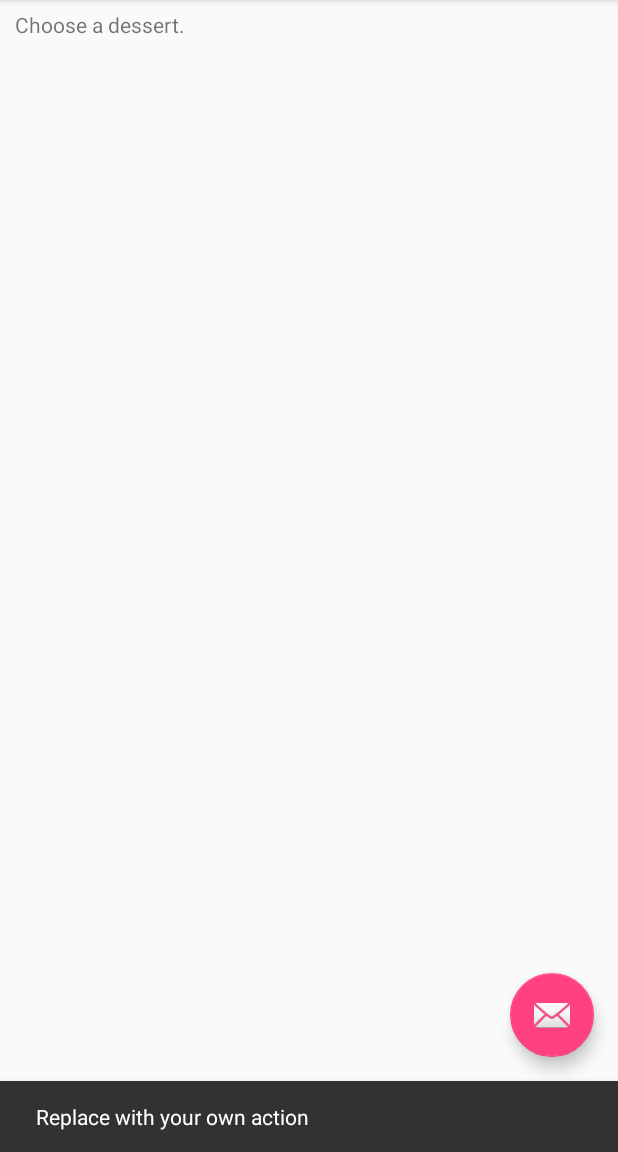
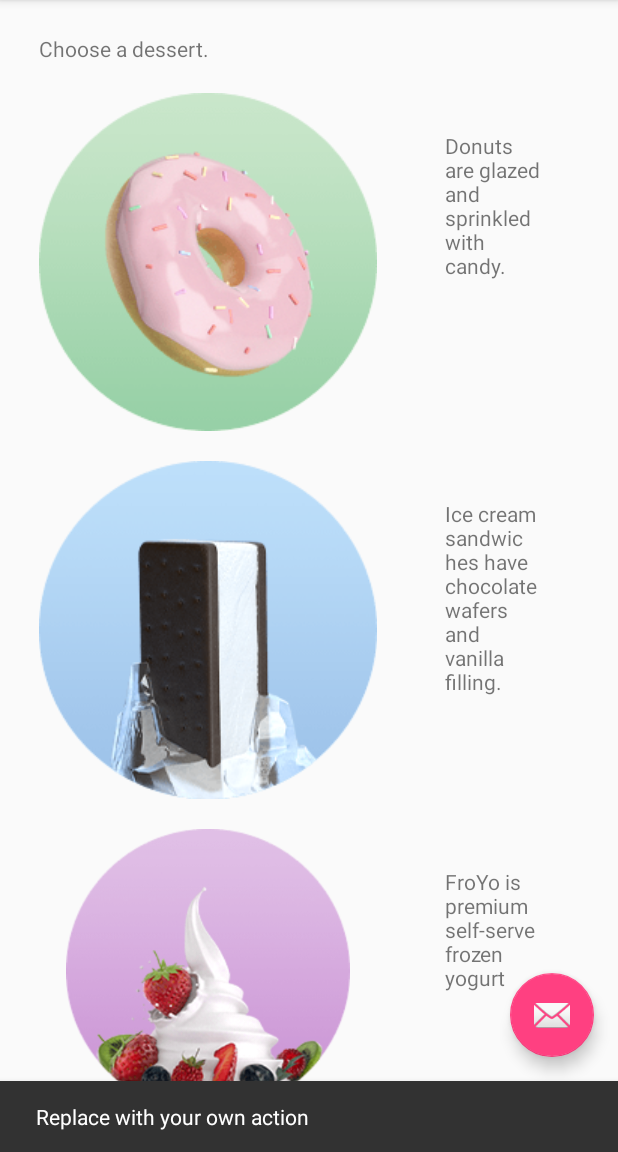
Before and after one commit to SonyaMoisset/DroidCafe_ANDROID, an Android app: the screen it shows after launch (MainActivity), after a tap on an icon or button, on a phone screen of 412 x 824 dp, the part 84-1236 px from its top. Run offline under Robolectric (Android 15) with nearby library versions, the phone set to English and light mode, and no system bars.

Commit message:
Adding desserts

```diff
--- a/app/src/main/res/layout/content_main.xml
+++ b/app/src/main/res/layout/content_main.xml
@@ -4,6 +4,10 @@
     xmlns:tools="http://schemas.android.com/tools"
     android:layout_width="match_parent"
     android:layout_height="match_parent"
+    android:paddingBottom="@dimen/activity_vertical_margin"
+    android:paddingLeft="@dimen/activity_horizontal_margin"
+    android:paddingRight="@dimen/activity_horizontal_margin"
+    android:paddingTop="@dimen/activity_vertical_margin"
     tools:context="com.example.android.droidcafe.MainActivity"
     tools:showIn="@layout/activity_main">
 
@@ -23,4 +27,55 @@
         android:padding="@dimen/padding_regular"
         android:text="@string/choose_a_dessert"/>
 
+    <ImageView
+        android:id="@+id/donut"
+        android:layout_width="wrap_content"
+        android:layout_height="wrap_content"
+        android:layout_below="@id/choose_dessert"
+        android:contentDescription="@string/donuts"
+        android:padding="@dimen/padding_regular"
+        android:src="@drawable/donut_circle"/>
+
+    <TextView
+        android:layout_width="wrap_content"
+        android:layout_height="wrap_content"
+        android:layout_below="@id/choose_dessert"
+        android:layout_toRightOf="@id/donut"
+        android:padding="@dimen/padding_wide"
+        android:text="@string/donuts"/>
+
+    <ImageView
+        android:id="@+id/ice_cream"
+        android:layout_width="wrap_content"
+        android:layout_height="wrap_content"
+        android:layout_below="@id/donut"
+        android:contentDescription="@string/ice_cream_sandwiches"
+        android:padding="@dimen/padding_regular"
+        android:src="@drawable/icecream_circle"/>
+
+    <TextView
+        android:layout_width="wrap_content"
+        android:layout_height="wrap_content"
+        android:layout_below="@id/donut"
+        android:layout_toRightOf="@id/ice_cream"
+        android:padding="@dimen/padding_wide"
+        android:text="@string/ice_cream_sandwiches"/>
+
+    <ImageView
+        android:id="@+id/froyo"
+        android:layout_width="wrap_content"
+        android:layout_height="wrap_content"
+        android:layout_below="@id/ice_cream"
+        android:contentDescription="@string/froyo"
+        android:padding="@dimen/padding_regular"
+        android:src="@drawable/froyo_circle"/>
+
+    <TextView
+        android:layout_width="wrap_content"
+        android:layout_height="wrap_content"
+        android:layout_below="@id/ice_cream"
+        android:layout_toRightOf="@id/froyo"
+        android:padding="@dimen/padding_wide"
+        android:text="@string/froyo"/>
+
 </RelativeLayout>
--- a/app/src/main/res/values/dimens.xml
+++ b/app/src/main/res/values/dimens.xml
@@ -2,4 +2,7 @@
     <dimen name="fab_margin">16dp</dimen>
     <dimen name="padding_regular">10dp</dimen>
     <dimen name="text_heading">24sp</dimen>
+    <dimen name="padding_wide">35dp</dimen>
+    <dimen name="activity_vertical_margin">16dp</dimen>
+    <dimen name="activity_horizontal_margin">16dp</dimen>
 </resources>
--- a/app/src/main/res/values/strings.xml
+++ b/app/src/main/res/values/strings.xml
@@ -3,4 +3,7 @@
     <string name="action_settings">Settings</string>
     <string name="intro_text">Droid Desserts</string>
     <string name="choose_a_dessert">Choose a dessert.</string>
+    <string name="donuts">Donuts are glazed and sprinkled with candy.</string>
+    <string name="ice_cream_sandwiches">Ice cream sandwiches have chocolate wafers and vanilla filling.</string>
+    <string name="froyo">FroYo is premium self-serve frozen yogurt</string>
 </resources>
```
Also changed, not shown: app/src/main/res/drawable/donut_circle.png (added), app/src/main/res/drawable/froyo_circle.png (added), app/src/main/res/drawable/icecream_circle.png (added).
